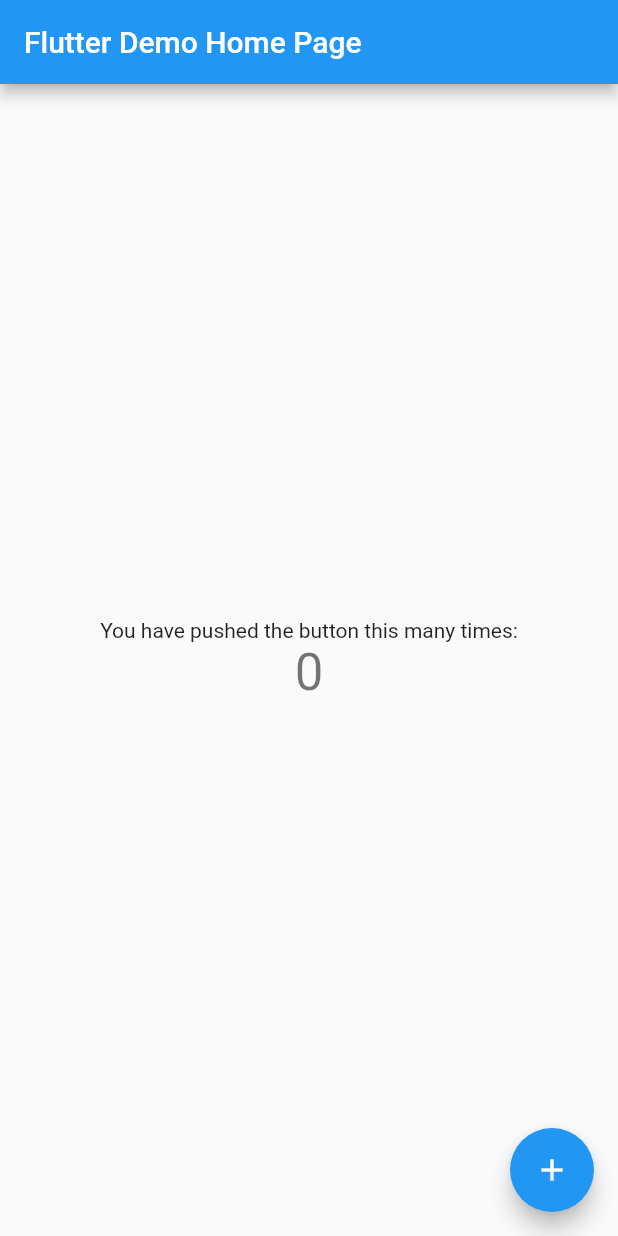
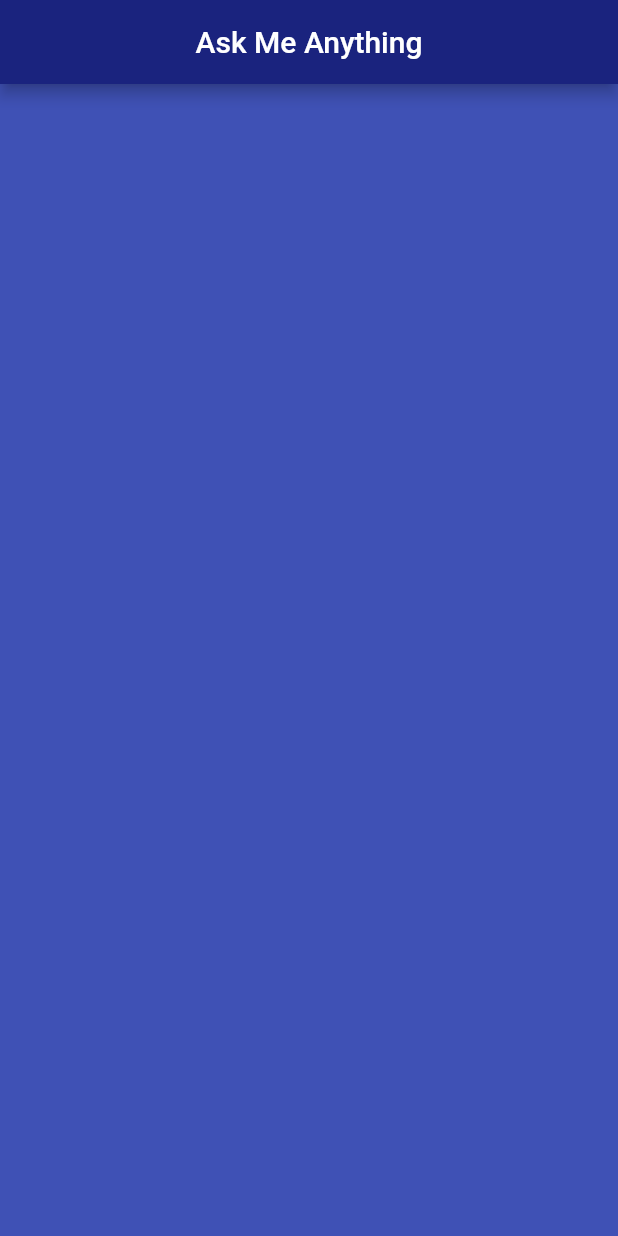
Before and after one commit to Navneet-Sahota/magic_8_ball, a Flutter app: the screen it shows after launch, on a phone screen of 412 x 824 dp. Run offline on Flutter 3.47's test engine with Material 2 defaults, Android fonts, the phone set to English and light mode, and no system bars.

Commit message:
Basic layout

```diff
--- a/lib/main.dart
+++ b/lib/main.dart
@@ -2,110 +2,27 @@ import 'package:flutter/material.dart';
 
 void main() => runApp(MyApp());
 
-class MyApp extends StatelessWidget {
-  // This widget is the root of your application.
+class BallPage extends StatelessWidget {
   @override
   Widget build(BuildContext context) {
-    return MaterialApp(
-      title: 'Flutter Demo',
-      theme: ThemeData(
-        // This is the theme of your application.
-        //
-        // Try running your application with "flutter run". You'll see the
-        // application has a blue toolbar. Then, without quitting the app, try
-        // changing the primarySwatch below to Colors.green and then invoke
-        // "hot reload" (press "r" in the console where you ran "flutter run",
-        // or simply save your changes to "hot reload" in a Flutter IDE).
-        // Notice that the counter didn't reset back to zero; the application
-        // is not restarted.
-        primarySwatch: Colors.blue,
+    return Scaffold(
+      backgroundColor: Colors.indigo,
+      appBar: AppBar(
+        centerTitle: true,
+        backgroundColor: Colors.indigo[900],
+        title: Text('Ask Me Anything'),
       ),
-      home: MyHomePage(title: 'Flutter Demo Home Page'),
+      body: Container(),
     );
   }
 }
 
-class MyHomePage extends StatefulWidget {
-  MyHomePage({Key key, this.title}) : super(key: key);
-
-  // This widget is the home page of your application. It is stateful, meaning
-  // that it has a State object (defined below) that contains fields that affect
-  // how it looks.
-
-  // This class is the configuration for the state. It holds the values (in this
-  // case the title) provided by the parent (in this case the App widget) and
-  // used by the build method of the State. Fields in a Widget subclass are
-  // always marked "final".
-
-  final String title;
-
-  @override
-  _MyHomePageState createState() => _MyHomePageState();
-}
-
-class _MyHomePageState extends State<MyHomePage> {
-  int _counter = 0;
-
-  void _incrementCounter() {
-    setState(() {
-      // This call to setState tells the Flutter framework that something has
-      // changed in this State, which causes it to rerun the build method below
-      // so that the display can reflect the updated values. If we changed
-      // _counter without calling setState(), then the build method would not be
-      // called again, and so nothing would appear to happen.
-      _counter++;
-    });
-  }
-
+class MyApp extends StatelessWidget {
   @override
   Widget build(BuildContext context) {
-    // This method is rerun every time setState is called, for instance as done
-    // by the _incrementCounter method above.
-    //
-    // The Flutter framework has been optimized to make rerunning build methods
-    // fast, so that you can just rebuild anything that needs updating rather
-    // than having to individually change instances of widgets.
-    return Scaffold(
-      appBar: AppBar(
-        // Here we take the value from the MyHomePage object that was created by
-        // the App.build method, and use it to set our appbar title.
-        title: Text(widget.title),
-      ),
-      body: Center(
-        // Center is a layout widget. It takes a single child and positions it
-        // in the middle of the parent.
-        child: Column(
-          // Column is also a layout widget. It takes a list of children and
-          // arranges them vertically. By default, it sizes itself to fit its
-          // children horizontally, and tries to be as tall as its parent.
-          //
-          // Invoke "debug painting" (press "p" in the console, choose the
-          // "Toggle Debug Paint" action from the Flutter Inspector in Android
-          // Studio, or the "Toggle Debug Paint" command in Visual Studio Code)
-          // to see the wireframe for each widget.
-          //
-          // Column has various properties to control how it sizes itself and
-          // how it positions its children. Here we use mainAxisAlignment to
-          // center the children vertically; the main axis here is the vertical
-          // axis because Columns are vertical (the cross axis would be
-          // horizontal).
-          mainAxisAlignment: MainAxisAlignment.center,
-          children: <Widget>[
-            Text(
-              'You have pushed the button this many times:',
-            ),
-            Text(
-              '$_counter',
-              style: Theme.of(context).textTheme.display1,
-            ),
-          ],
-        ),
-      ),
-      floatingActionButton: FloatingActionButton(
-        onPressed: _incrementCounter,
-        tooltip: 'Increment',
-        child: Icon(Icons.add),
-      ), // This trailing comma makes auto-formatting nicer for build methods.
+    return MaterialApp(
+      title: 'Magic 8 Ball',
+      home: BallPage(),
     );
   }
 }
```
